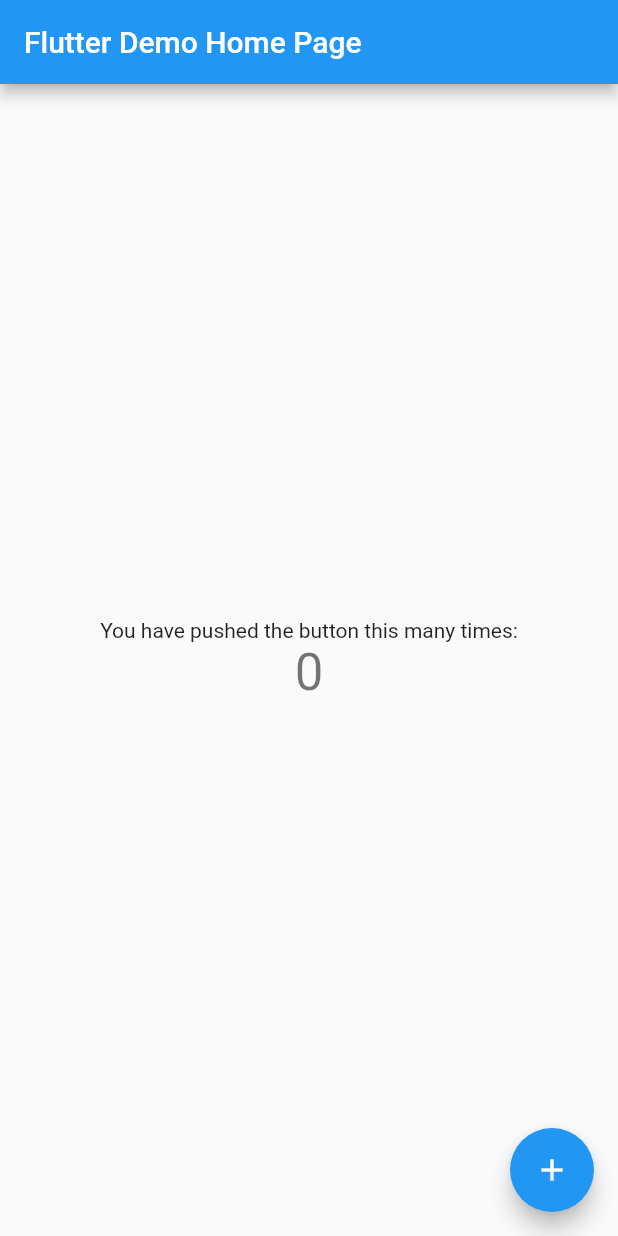
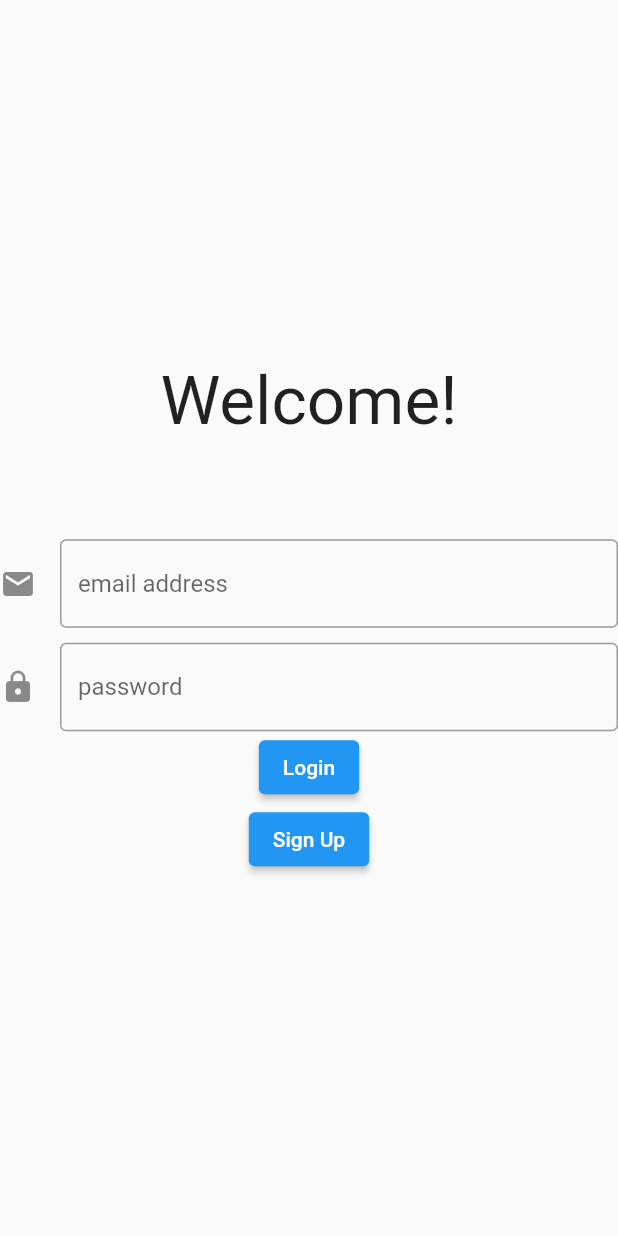
Before and after one commit to hun9357/firebase_flutter_demo, a Flutter app: the screen it shows after launch, on a phone screen of 412 x 824 dp. Run offline on Flutter 3.47's test engine with Material 2 defaults, Android fonts, the phone set to English and light mode, and no system bars.

Commit message:
login page basic design updated

```diff
--- a/lib/main.dart
+++ b/lib/main.dart
@@ -1,4 +1,5 @@
 import 'package:flutter/material.dart';
+import 'package:login_demo/screens/login.dart';
 
 void main() {
   runApp(const MyApp());
@@ -13,103 +14,9 @@ class MyApp extends StatelessWidget {
     return MaterialApp(
       title: 'Flutter Demo',
       theme: ThemeData(
-        // This is the theme of your application.
-        //
-        // Try running your application with "flutter run". You'll see the
-        // application has a blue toolbar. Then, without quitting the app, try
-        // changing the primarySwatch below to Colors.green and then invoke
-        // "hot reload" (press "r" in the console where you ran "flutter run",
-        // or simply save your changes to "hot reload" in a Flutter IDE).
-        // Notice that the counter didn't reset back to zero; the application
-        // is not restarted.
         primarySwatch: Colors.blue,
       ),
-      home: const MyHomePage(title: 'Flutter Demo Home Page'),
+      home: LoginPage(),
     );
   }
 }
-
-class MyHomePage extends StatefulWidget {
-  const MyHomePage({super.key, required this.title});
-
-  // This widget is the home page of your application. It is stateful, meaning
-  // that it has a State object (defined below) that contains fields that affect
-  // how it looks.
-
-  // This class is the configuration for the state. It holds the values (in this
-  // case the title) provided by the parent (in this case the App widget) and
-  // used by the build method of the State. Fields in a Widget subclass are
-  // always marked "final".
-
-  final String title;
-
-  @override
-  State<MyHomePage> createState() => _MyHomePageState();
-}
-
-class _MyHomePageState extends State<MyHomePage> {
-  int _counter = 0;
-
-  void _incrementCounter() {
-    setState(() {
-      // This call to setState tells the Flutter framework that something has
-      // changed in this State, which causes it to rerun the build method below
-      // so that the display can reflect the updated values. If we changed
-      // _counter without calling setState(), then the build method would not be
-      // called again, and so nothing would appear to happen.
-      _counter++;
-    });
-  }
-
-  @override
-  Widget build(BuildContext context) {
-    // This method is rerun every time setState is called, for instance as done
-    // by the _incrementCounter method above.
-    //
-    // The Flutter framework has been optimized to make rerunning build methods
-    // fast, so that you can just rebuild anything that needs updating rather
-    // than having to individually change instances of widgets.
-    return Scaffold(
-      appBar: AppBar(
-        // Here we take the value from the MyHomePage object that was created by
-        // the App.build method, and use it to set our appbar title.
-        title: Text(widget.title),
-      ),
-      body: Center(
-        // Center is a layout widget. It takes a single child and positions it
-        // in the middle of the parent.
-        child: Column(
-          // Column is also a layout widget. It takes a list of children and
-          // arranges them vertically. By default, it sizes itself to fit its
-          // children horizontally, and tries to be as tall as its parent.
-          //
-          // Invoke "debug painting" (press "p" in the console, choose the
-          // "Toggle Debug Paint" action from the Flutter Inspector in Android
-          // Studio, or the "Toggle Debug Paint" command in Visual Studio Code)
-          // to see the wireframe for each widget.
-          //
-          // Column has various properties to control how it sizes itself and
-          // how it positions its children. Here we use mainAxisAlignment to
-          // center the children vertically; the main axis here is the vertical
-          // axis because Columns are vertical (the cross axis would be
-          // horizontal).
-          mainAxisAlignment: MainAxisAlignment.center,
-          children: <Widget>[
-            const Text(
-              'You have pushed the button this many times:',
-            ),
-            Text(
-              '$_counter',
-              style: Theme.of(context).textTheme.headline4,
-            ),
-          ],
-        ),
-      ),
-      floatingActionButton: FloatingActionButton(
-        onPressed: _incrementCounter,
-        tooltip: 'Increment',
-        child: const Icon(Icons.add),
-      ), // This trailing comma makes auto-formatting nicer for build methods.
-    );
-  }
-}
--- a/lib/screens/login.dart
+++ b/lib/screens/login.dart
@@ -0,0 +1,45 @@
+import 'package:flutter/material.dart';
+
+class LoginPage extends StatefulWidget {
+  @override
+  State<LoginPage> createState() => _LoginPage();
+}
+
+class _LoginPage extends State<LoginPage> {
+  TextEditingController nameController = TextEditingController();
+  String fullName = '';
+
+  @override
+  Widget build(BuildContext context) {
+    return Scaffold(
+      body: Center(
+        child: Column(
+          mainAxisAlignment: MainAxisAlignment.center,
+          children: <Widget>[
+            Text(
+              "Welcome!",
+              style: TextStyle(fontSize: 45),
+            ),
+            SizedBox(height: 66),
+            TextField(
+              decoration: InputDecoration(
+                  icon: Icon(Icons.email),
+                  hintText: 'email address',
+                  border: OutlineInputBorder()),
+            ),
+            SizedBox(height: 10),
+            TextField(
+              obscureText: true,
+              decoration: InputDecoration(
+                  icon: Icon(Icons.lock),
+                  hintText: 'password',
+                  border: OutlineInputBorder()),
+            ),
+            ElevatedButton(onPressed: () {}, child: Text('Login')),
+            ElevatedButton(onPressed: () {}, child: Text('Sign Up'))
+          ],
+        ),
+      ),
+    );
+  }
+}
```
